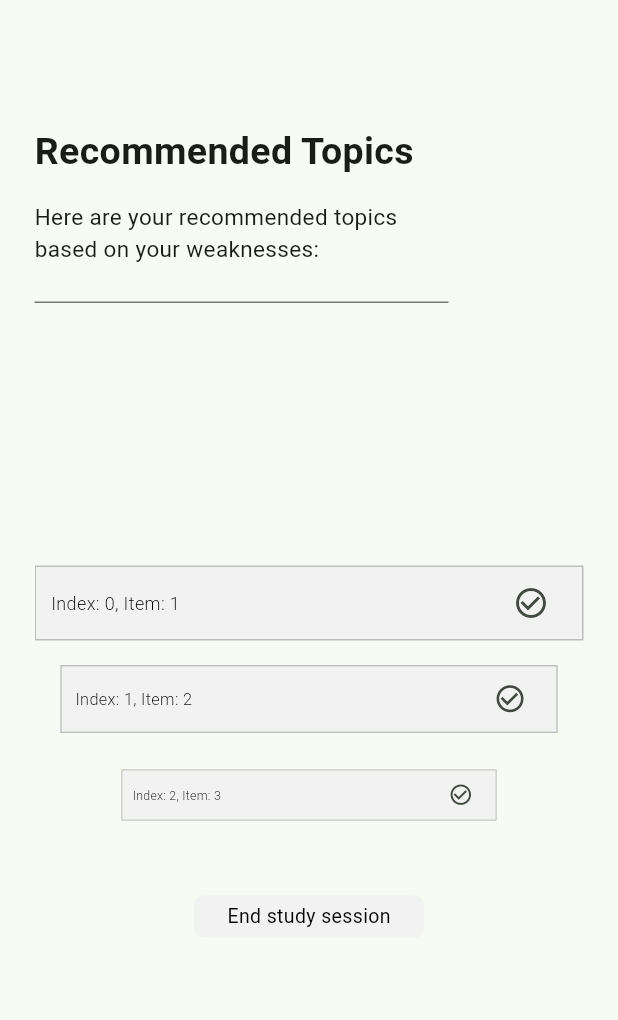
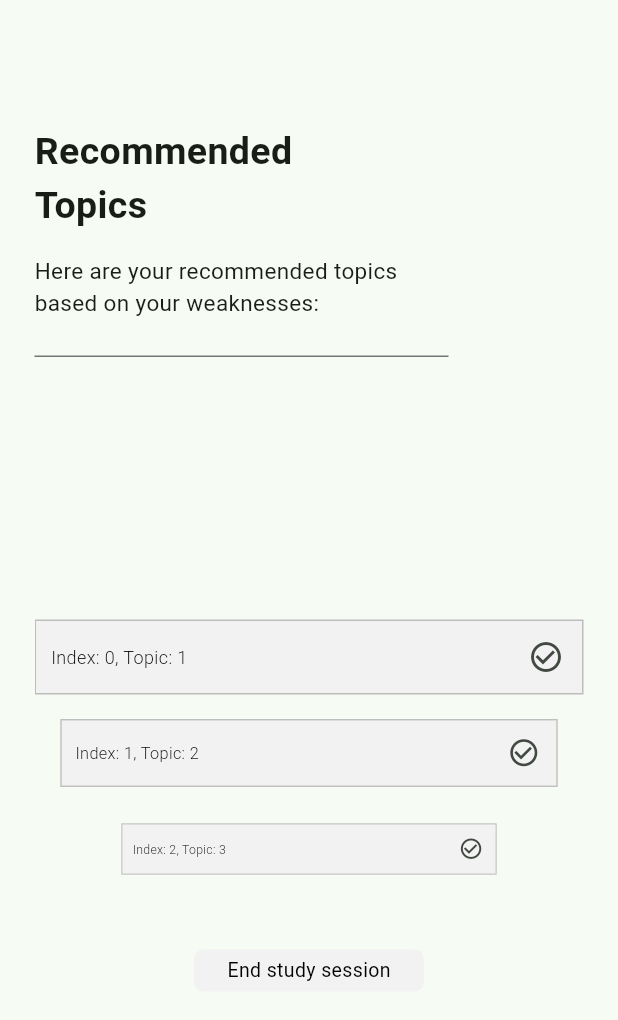
Before and after one commit to imranahmad2k1/spa-app, a Flutter app: the screen it shows after launch, on a phone screen of 412 x 824 dp. Shown: the top 1020 px of the screen. Run offline on Flutter 3.47's test engine with Material 2 defaults, Android fonts, the phone set to English and light mode, and no system bars; drawn by our look-alikes of carousel_slider.

Commit message:
fixed carousel slider

```diff
--- a/lib/components/recommendations/carousel_slider.dart
+++ b/lib/components/recommendations/carousel_slider.dart
@@ -15,18 +15,18 @@ class CarouselSliderComponent extends StatelessWidget {
               color: const Color(secondaryColor),
               border: Border.all(color: const Color(borderColor)),
             ),
-              padding:
-                  const EdgeInsets.symmetric(vertical: 0.0, horizontal: 10.0),
+            padding: const EdgeInsets.only(left: 10),
             child: Row(
               mainAxisAlignment: MainAxisAlignment.spaceBetween,
               crossAxisAlignment: CrossAxisAlignment.center,
               children: [
-                  Text(
-                    'Index: ${items.indexOf(item)}, Item: $item',
+                Flexible(
+                  child: Text(
+                    'Index: ${items.indexOf(item)}, Topic: $item',
                     style: const TextStyle(
                         color: Colors.black,
                         fontSize: 12.0,
-                      fontWeight: FontWeight.w300,
+                        fontWeight: FontWeight.w300),
                   ),
                 ),
                 IconButton(
@@ -34,8 +34,7 @@ class CarouselSliderComponent extends StatelessWidget {
                   icon: const Icon(Icons.check_circle_outline),
                 )
               ],
-              ),
-            ))
+            )))
         .toList();
 
     return CarouselSlider(
--- a/lib/views/recommendations_view.dart
+++ b/lib/views/recommendations_view.dart
@@ -20,7 +20,7 @@ class RecommendationsView extends StatelessWidget {
               crossAxisAlignment: CrossAxisAlignment.start,
               children: [
                 SizedBox(height: 83),
-                CustomHeading(text: "Recommended Topics"),
+                CustomHeading(text: "Recommended\nTopics"),
                 SizedBox(height: 15),
                 CustomText(
                   text:
```
Lines whose indentation alone changed are shown as unchanged.
